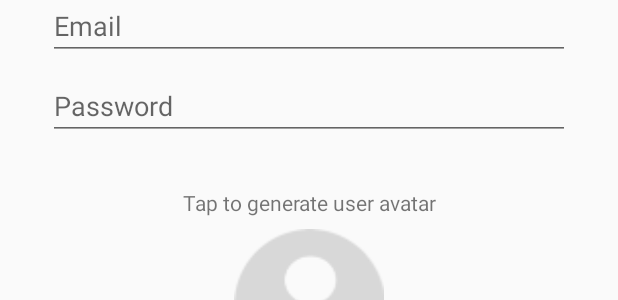
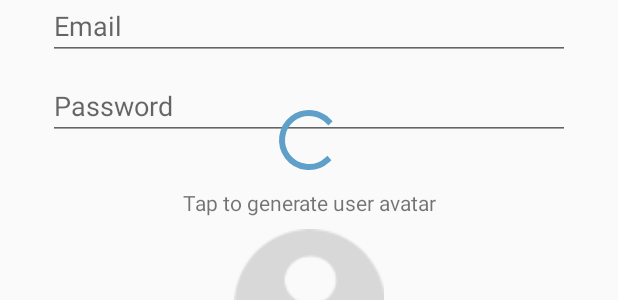
Before and after one commit to rahulupadhya/smack, an Android app: the layout activity_create_user.xml on its own in the app's theme, with its tools: preview values and no code run, on a phone screen of 412 x 824 dp. Shown: the part 136-436 px from the top of the screen. Run offline under Robolectric (Android 15) with nearby library versions, the phone set to English and light mode, and no system bars; network calls fail.

```diff
--- a/app/src/main/java/com/aum/sample/smack/Utilities/Constants.kt
+++ b/app/src/main/java/com/aum/sample/smack/Utilities/Constants.kt
@@ -1,6 +1,10 @@
 package com.aum.sample.smack.Utilities
 
 const val BASE_URL = "https://chattychatrahul.herokuapp.com/v1/"
+
 const val URL_REGISTER = "${BASE_URL}account/register"
 const val URL_LOGIN = "${BASE_URL}account/login"
 const val URL_CREATE_USER = "${BASE_URL}user/add"
+
+// BROADCAST CONSTANTS
+const val BROADCAST_USER_DATA_CHANGE = "BROADCAST_USER_DATA_CHANGE"
--- a/app/src/main/res/layout/activity_create_user.xml
+++ b/app/src/main/res/layout/activity_create_user.xml
@@ -121,4 +121,18 @@
         app:layout_constraintEnd_toEndOf="parent"
         app:layout_constraintHorizontal_bias="0.5"
         app:layout_constraintStart_toStartOf="parent" />
+
+    <ProgressBar
+        android:id="@+id/createSpinner"
+        style="?android:attr/progressBarStyle"
+        android:layout_width="wrap_content"
+        android:layout_height="wrap_content"
+        android:layout_marginBottom="8dp"
+        android:layout_marginEnd="8dp"
+        android:layout_marginLeft="8dp"
+        android:layout_marginRight="8dp"
+        android:layout_marginStart="8dp"
+        app:layout_constraintBottom_toTopOf="@+id/textView2"
+        app:layout_constraintEnd_toEndOf="parent"
+        app:layout_constraintStart_toStartOf="parent" />
 </android.support.constraint.ConstraintLayout>
```
Also changed, not shown: app/src/main/java/com/aum/sample/smack/Controller/CreateUserActivity.kt (+39 -4 lines).
